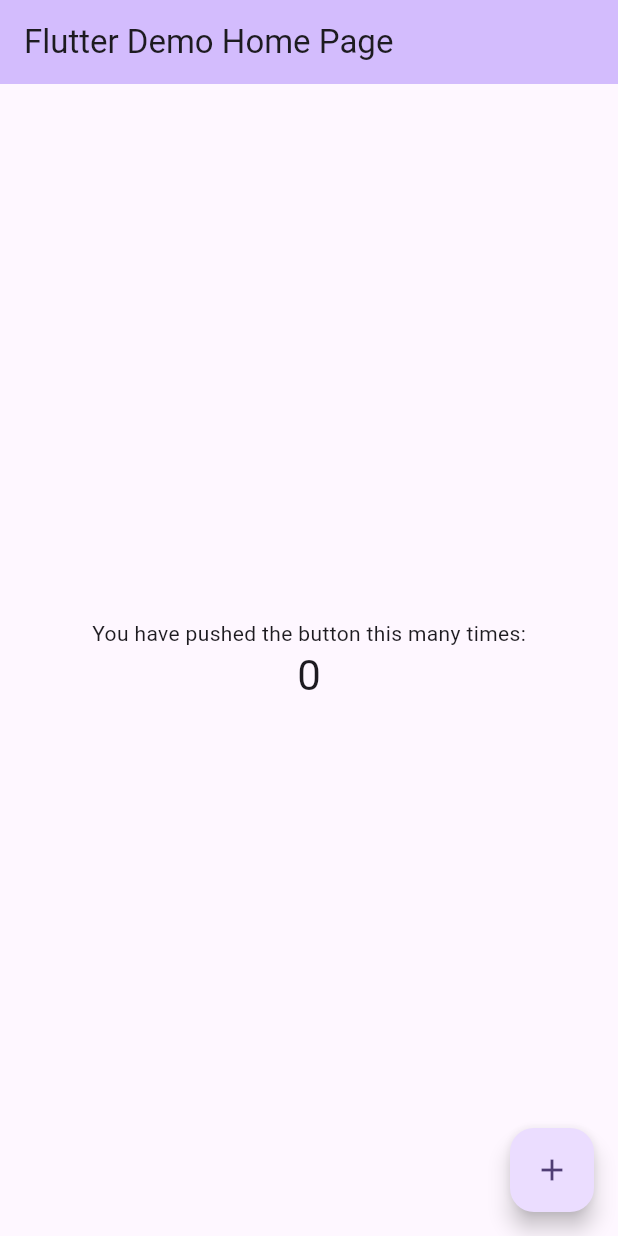
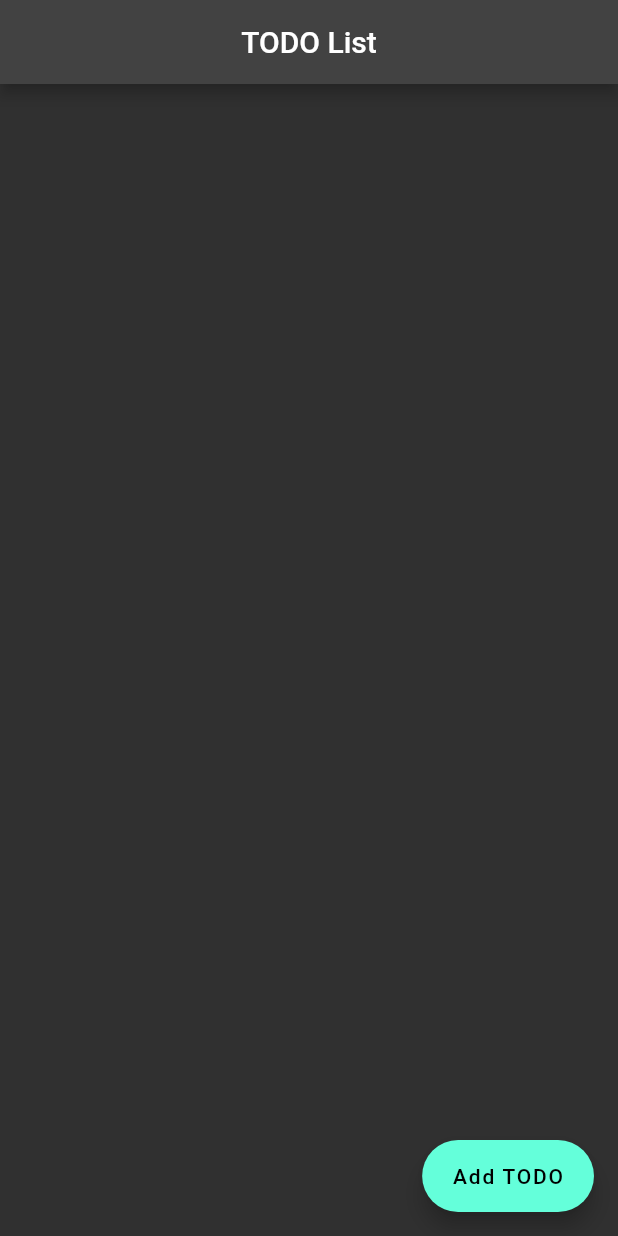
Before and after one commit to avikuuuu/todo-APP, a Flutter app: the screen it shows after launch, on a phone screen of 412 x 824 dp. Run offline on Flutter 3.47's test engine with Material 2 defaults, Android fonts, the phone set to English and light mode, and no system bars.

Commit message:
userinterface done

```diff
--- a/lib/main.dart
+++ b/lib/main.dart
@@ -1,4 +1,5 @@
 import 'package:flutter/material.dart';
+import 'package:flutter_todo_rest_api/screens/todo_list.dart';
 
 void main() {
   runApp(const MyApp());
@@ -7,119 +8,13 @@ void main() {
 class MyApp extends StatelessWidget {
   const MyApp({super.key});
 
-  // This widget is the root of your application.
   @override
   Widget build(BuildContext context) {
     return MaterialApp(
-      title: 'Flutter Demo',
-      theme: ThemeData(
-        // This is the theme of your application.
-        //
-        // TRY THIS: Try running your application with "flutter run". You'll see
-        // the application has a blue toolbar. Then, without quitting the app,
-        // try changing the seedColor in the colorScheme below to Colors.green
-        // and then invoke "hot reload" (save your changes or press the "hot
-        // reload" button in a Flutter-supported IDE, or press "r" if you used
-        // the command line to start the app).
-        //
-        // Notice that the counter didn't reset back to zero; the application
-        // state is not lost during the reload. To reset the state, use hot
-        // restart instead.
-        //
-        // This works for code too, not just values: Most code changes can be
-        // tested with just a hot reload.
-        colorScheme: ColorScheme.fromSeed(seedColor: Colors.deepPurple),
-        useMaterial3: true,
-      ),
-      home: const MyHomePage(title: 'Flutter Demo Home Page'),
+      debugShowCheckedModeBanner: false,
+      title: 'TODO REST CRUD APP',
+      theme: ThemeData.dark(),
+      home: TODOListPage(),
     );
   }
 }
-
-class MyHomePage extends StatefulWidget {
-  const MyHomePage({super.key, required this.title});
-
-  // This widget is the home page of your application. It is stateful, meaning
-  // that it has a State object (defined below) that contains fields that affect
-  // how it looks.
-
-  // This class is the configuration for the state. It holds the values (in this
-  // case the title) provided by the parent (in this case the App widget) and
-  // used by the build method of the State. Fields in a Widget subclass are
-  // always marked "final".
-
-  final String title;
-
-  @override
-  State<MyHomePage> createState() => _MyHomePageState();
-}
-
-class _MyHomePageState extends State<MyHomePage> {
-  int _counter = 0;
-
-  void _incrementCounter() {
-    setState(() {
-      // This call to setState tells the Flutter framework that something has
-      // changed in this State, which causes it to rerun the build method below
-      // so that the display can reflect the updated values. If we changed
-      // _counter without calling setState(), then the build method would not be
-      // called again, and so nothing would appear to happen.
-      _counter++;
-    });
-  }
-
-  @override
-  Widget build(BuildContext context) {
-    // This method is rerun every time setState is called, for instance as done
-    // by the _incrementCounter method above.
-    //
-    // The Flutter framework has been optimized to make rerunning build methods
-    // fast, so that you can just rebuild anything that needs updating rather
-    // than having to individually change instances of widgets.
-    return Scaffold(
-      appBar: AppBar(
-        // TRY THIS: Try changing the color here to a specific color (to
-        // Colors.amber, perhaps?) and trigger a hot reload to see the AppBar
-        // change color while the other colors stay the same.
-        backgroundColor: Theme.of(context).colorScheme.inversePrimary,
-        // Here we take the value from the MyHomePage object that was created by
-        // the App.build method, and use it to set our appbar title.
-        title: Text(widget.title),
-      ),
-      body: Center(
-        // Center is a layout widget. It takes a single child and positions it
-        // in the middle of the parent.
-        child: Column(
-          // Column is also a layout widget. It takes a list of children and
-          // arranges them vertically. By default, it sizes itself to fit its
-          // children horizontally, and tries to be as tall as its parent.
-          //
-          // Column has various properties to control how it sizes itself and
-          // how it positions its children. Here we use mainAxisAlignment to
-          // center the children vertically; the main axis here is the vertical
-          // axis because Columns are vertical (the cross axis would be
-          // horizontal).
-          //
-          // TRY THIS: Invoke "debug painting" (choose the "Toggle Debug Paint"
-          // action in the IDE, or press "p" in the console), to see the
-          // wireframe for each widget.
-          mainAxisAlignment: MainAxisAlignment.center,
-          children: <Widget>[
-            const Text(
-              'You have pushed the button this many times:',
-            ),
-            Text(
-              '$_counter',
-              style: Theme.of(context).textTheme.headlineMedium,
-            ),
-          ],
-        ),
-      ),
-      floatingActionButton: FloatingActionButton(
-        onPressed: _incrementCounter,
-        tooltip: 'Increment',
-        child: const Icon(Icons.add),
-      ), // This trailing comma makes auto-formatting nicer for build methods.
-    );
-  }
-}
--- /dev/null
+++ b/lib/screens/todo_list.dart
@@ -0,0 +1,30 @@
+import 'package:flutter/material.dart';
+import 'package:flutter_todo_rest_api/screens/add_page.dart';
+
+class TODOListPage extends StatefulWidget {
+  const TODOListPage({super.key});
+
+  @override
+  State<TODOListPage> createState() => _TODOListPageState();
+}
+
+class _TODOListPageState extends State<TODOListPage> {
+  @override
+  Widget build(BuildContext context) {
+    return Scaffold(
+      appBar: AppBar(
+        title: Center(child: const Text('TODO List')),
+      ),
+      body: Container(),
+      floatingActionButton: FloatingActionButton.extended(
+        onPressed: navigateToAddPage,
+        label: const Text('Add TODO'),
+      ),
+    );
+  }
+
+  void navigateToAddPage() {
+    Navigator.push(
+        context, MaterialPageRoute(builder: (context) => AddTodoPage()));
+  }
+}
--- a/pubspec.yaml
+++ b/pubspec.yaml
@@ -35,6 +35,7 @@ dependencies:
   # The following adds the Cupertino Icons font to your application.
   # Use with the CupertinoIcons class for iOS style icons.
   cupertino_icons: ^1.0.2
+  http: ^1.0.0
 
 dev_dependencies:
   flutter_test:
```
Also changed, not shown: lib/screens/add_page.dart (added, +36 -0 lines), pubspec.lock.
